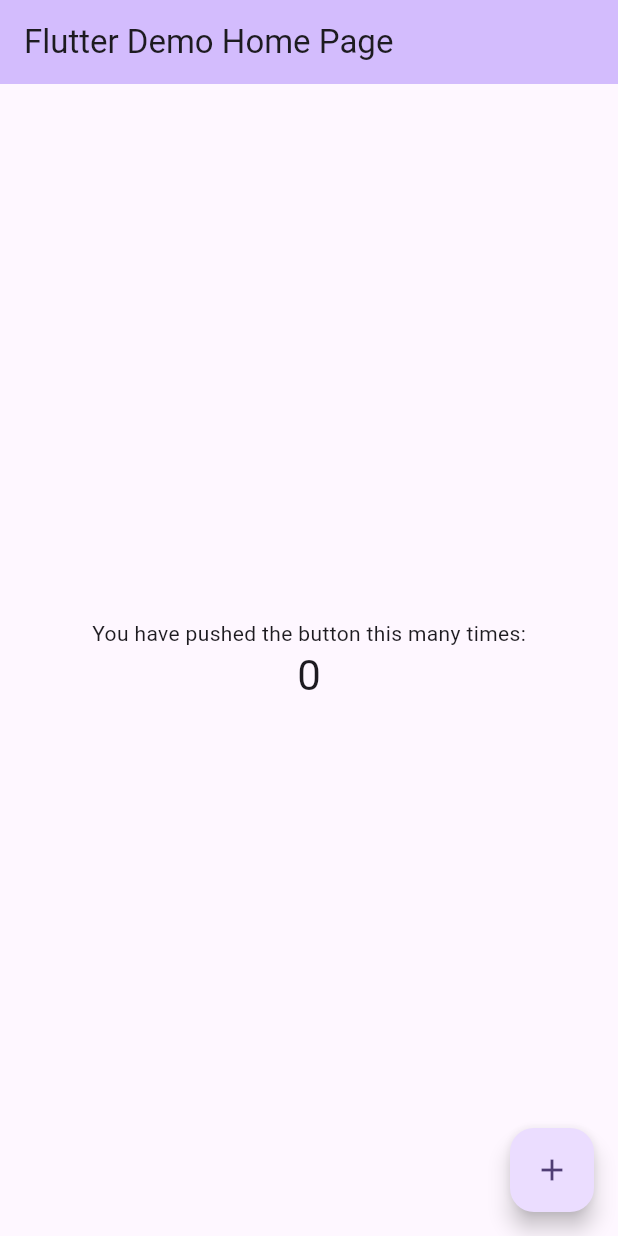
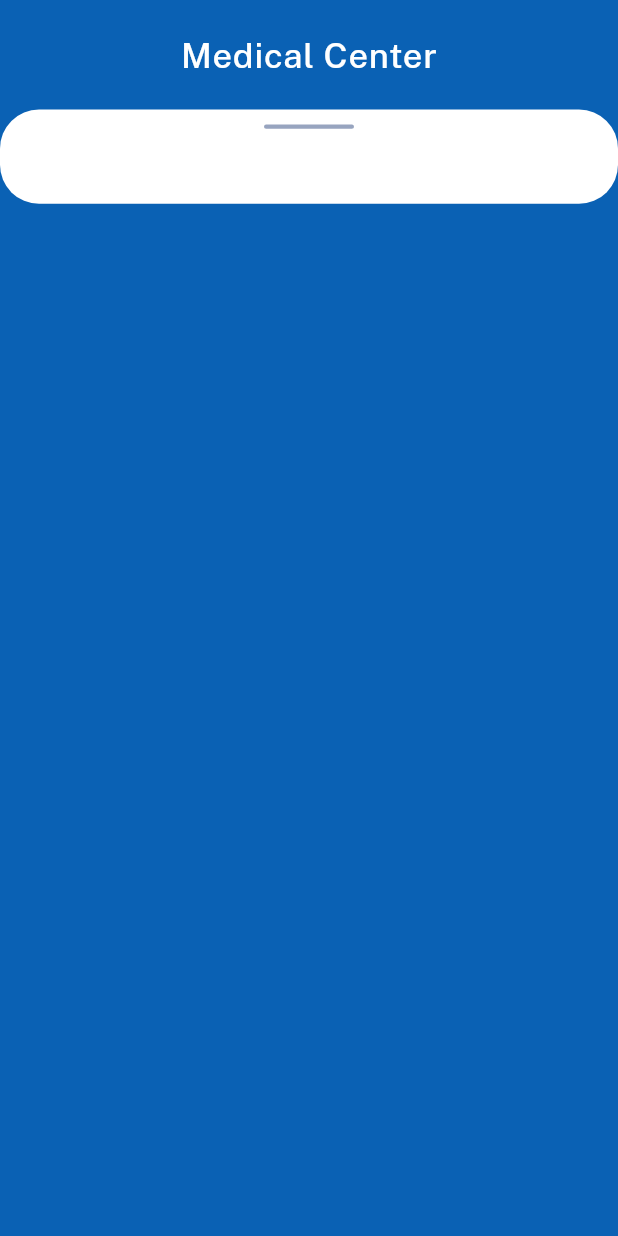
Before and after one commit to Ekojode/flutter-assesment, a Flutter app: the screen it shows after launch, on a phone screen of 412 x 824 dp. Run offline on Flutter 3.47's test engine with Material 3 defaults, Android fonts, the phone set to English and light mode, and no system bars.

Commit message:
Added Dashboard View Base

```diff
--- a/paxform_medical/lib/core/constants/app_colors.dart
+++ b/paxform_medical/lib/core/constants/app_colors.dart
@@ -2,7 +2,8 @@ import 'package:flutter/cupertino.dart';
 
 class AppColors {
   static const primary = Color(0XFF0A61B4);
-  static const background = Color(0XFFFFFFFF);
+  static const white = Color(0XFFFFFFFF);
+  static const whiteAccent = Color(0XFF97A4BF);
   static const primaryAccent = Color(0XFF0099FF);
   static const backgroundAccent = Color(0XFFF6F7FB);
   static const primaryText = Color(0XFF000000);
--- /dev/null
+++ b/paxform_medical/lib/core/constants/app_spacing.dart
@@ -0,0 +1,18 @@
+import 'package:flutter/material.dart';
+
+class AppSpacing {
+  static const SizedBox v4 = SizedBox(height: 4);
+  static const SizedBox v8 = SizedBox(height: 8);
+  static const SizedBox v12 = SizedBox(height: 12);
+  static const SizedBox v16 = SizedBox(height: 16);
+  static const SizedBox v20 = SizedBox(height: 20);
+  static const SizedBox v24 = SizedBox(height: 24);
+  static const SizedBox v32 = SizedBox(height: 32);
+
+  static const SizedBox h4 = SizedBox(width: 4);
+  static const SizedBox h8 = SizedBox(width: 8);
+  static const SizedBox h12 = SizedBox(width: 12);
+  static const SizedBox h16 = SizedBox(width: 16);
+  static const SizedBox h20 = SizedBox(width: 20);
+  static const SizedBox h24 = SizedBox(width: 24);
+}
--- /dev/null
+++ b/paxform_medical/lib/core/constants/constants.dart
@@ -0,0 +1,3 @@
+export './app_assets.dart';
+export './app_colors.dart';
+export './app_spacing.dart';
--- /dev/null
+++ b/paxform_medical/lib/core/core.dart
@@ -0,0 +1 @@
+export './constants/constants.dart';
--- a/paxform_medical/lib/main.dart
+++ b/paxform_medical/lib/main.dart
@@ -1,4 +1,7 @@
 import 'package:flutter/material.dart';
+
+import 'core/core.dart';
+import 'ui/ui.dart';
 
 void main() {
   runApp(const MyApp());
@@ -12,55 +15,10 @@ class MyApp extends StatelessWidget {
     return MaterialApp(
       title: 'Flutter Demo',
       theme: ThemeData(
-        colorScheme: ColorScheme.fromSeed(seedColor: Colors.deepPurple),
+        fontFamily: 'PublicSans',
+        colorScheme: ColorScheme.fromSeed(seedColor: AppColors.primary),
       ),
-      home: const MyHomePage(title: 'Flutter Demo Home Page'),
+      home: const DashboardView(),
     );
   }
 }
-
-class MyHomePage extends StatefulWidget {
-  const MyHomePage({super.key, required this.title});
-
-  final String title;
-
-  @override
-  State<MyHomePage> createState() => _MyHomePageState();
-}
-
-class _MyHomePageState extends State<MyHomePage> {
-  int _counter = 0;
-
-  void _incrementCounter() {
-    setState(() {
-      _counter++;
-    });
-  }
-
-  @override
-  Widget build(BuildContext context) {
-    return Scaffold(
-      appBar: AppBar(
-        backgroundColor: Theme.of(context).colorScheme.inversePrimary,
-        title: Text(widget.title),
-      ),
-      body: Center(
-        child: Column(
-          mainAxisAlignment: MainAxisAlignment.center,
-          children: <Widget>[
-            const Text('You have pushed the button this many times:'),
-            Text(
-              '$_counter',
-              style: Theme.of(context).textTheme.headlineMedium,
-            ),
-          ],
-        ),
-      ),
-      floatingActionButton: FloatingActionButton(
-        onPressed: _incrementCounter,
-        tooltip: 'Increment',
-        child: const Icon(Icons.add),
-      ),
-    );
-  }
-}
--- /dev/null
+++ b/paxform_medical/lib/ui/screens/dashboard_view.dart
@@ -0,0 +1,49 @@
+import 'package:flutter/material.dart';
+
+import '../../core/core.dart';
+import '../ui.dart';
+
+class DashboardView extends StatelessWidget {
+  const DashboardView({super.key});
+
+  @override
+  Widget build(BuildContext context) {
+    return Scaffold(
+      backgroundColor: AppColors.primary,
+      body: SafeArea(
+        child: SingleChildScrollView(
+          child: Column(
+            children: [
+              SizedBox(width: double.infinity),
+              AppSpacing.v20,
+              Text(
+                "Medical Center",
+                style: TextStyle(
+                  color: AppColors.white,
+                  fontWeight: FontWeight.w500,
+                  fontSize: 23,
+                  letterSpacing: 0.5,
+                ),
+              ),
+              AppSpacing.v20,
+              Container(
+                width: double.infinity,
+                padding: EdgeInsets.only(
+                  left: 20,
+                  right: 20,
+                  top: 10,
+                  bottom: 50,
+                ),
+                decoration: BoxDecoration(
+                  color: AppColors.white,
+                  borderRadius: BorderRadius.circular(26),
+                ),
+                child: Column(children: [LittleDivider()]),
+              ),
+            ],
+          ),
+        ),
+      ),
+    );
+  }
+}
--- /dev/null
+++ b/paxform_medical/lib/ui/screens/screens.dart
@@ -0,0 +1 @@
+export './dashboard_view.dart';
--- /dev/null
+++ b/paxform_medical/lib/ui/ui.dart
@@ -0,0 +1,2 @@
+export './screens/screens.dart';
+export './widgets/widgets.dart';
--- /dev/null
+++ b/paxform_medical/lib/ui/widgets/little_divider.dart
@@ -0,0 +1,19 @@
+import 'package:flutter/material.dart';
+
+import '../../core/constants/constants.dart';
+
+class LittleDivider extends StatelessWidget {
+  const LittleDivider({super.key});
+
+  @override
+  Widget build(BuildContext context) {
+    return Container(
+      width: 60,
+      height: 2.87,
+      decoration: BoxDecoration(
+        color: AppColors.whiteAccent,
+        borderRadius: BorderRadius.circular(8),
+      ),
+    );
+  }
+}
--- /dev/null
+++ b/paxform_medical/lib/ui/widgets/widgets.dart
@@ -0,0 +1 @@
+export './little_divider.dart';
```
Also changed, not shown: paxform_medical/lib/ui/widgets/search_bar.dart (added).
